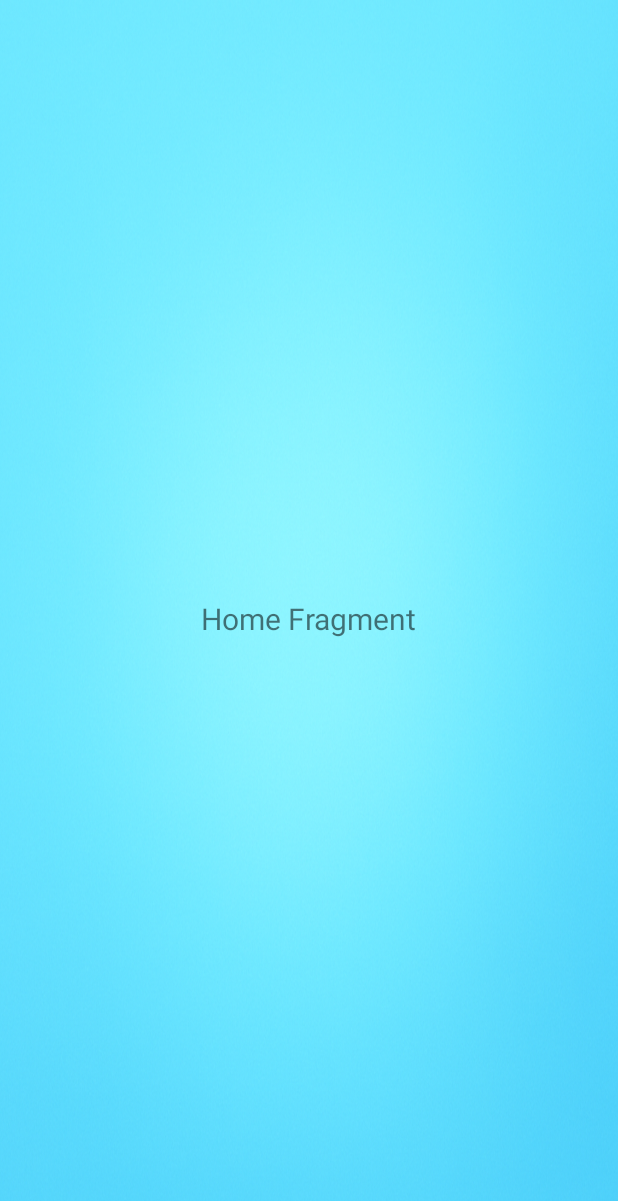
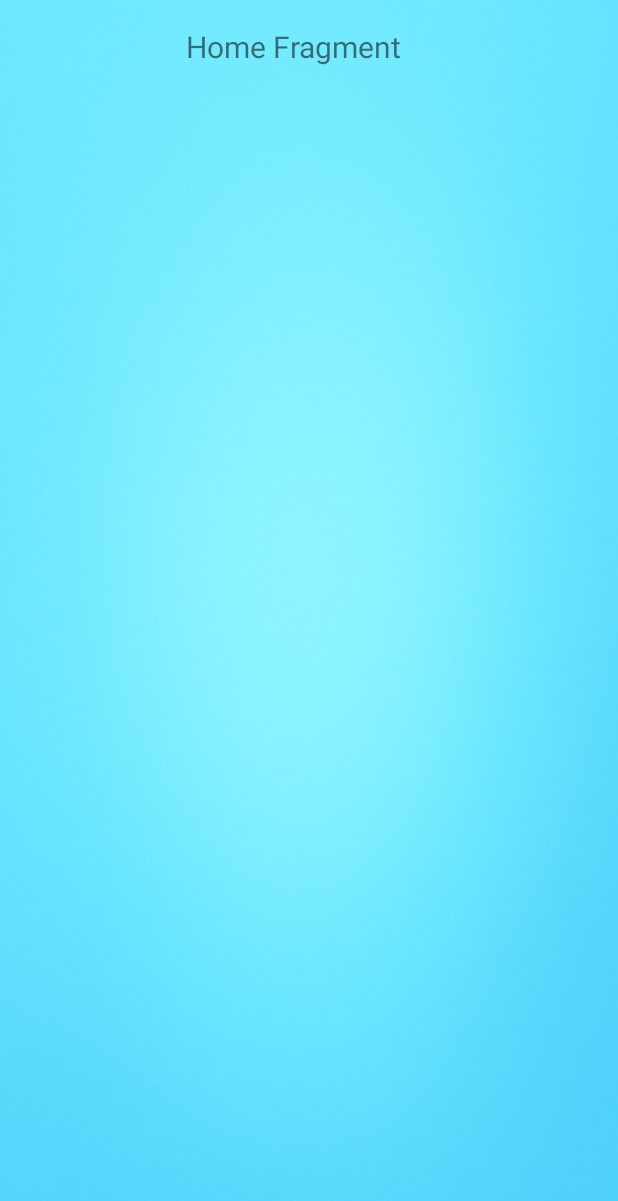
Before and after one commit to Nandhakumar-Na/adhashsample, an Android app built with Jetpack Compose: the layout fragment_home.xml on its own in the app's theme, with its tools: preview values and no code run, on a phone screen of 412 x 824 dp. Shown: the top 1201 px of the screen. Run offline under Robolectric (Android 15) with nearby library versions, the phone set to English and light mode, and no system bars.

Commit message:
first commit

```diff
--- a/app/src/main/java/com/app/viewpager/adapter/DashboardPagerAdapter.kt
+++ b/app/src/main/java/com/app/viewpager/adapter/DashboardPagerAdapter.kt
@@ -1,11 +1,12 @@
 package com.app.viewpager.adapter
+
 
 import androidx.fragment.app.Fragment
 import androidx.fragment.app.FragmentActivity
 import androidx.viewpager2.adapter.FragmentStateAdapter
-import com.app.viewpager.U.HomeFragment
 import com.app.viewpager.U.TasksFragment
 import com.app.viewpager.U.InsightsFragment
+import com.app.viewpager.U.HomeFragment
 
 class DashboardPagerAdapter(fragmentActivity: FragmentActivity) :
     FragmentStateAdapter(fragmentActivity) {
--- a/app/src/main/res/layout/fragment_home.xml
+++ b/app/src/main/res/layout/fragment_home.xml
@@ -7,14 +7,28 @@
     android:background="@drawable/neon_bg"
     tools:context=".U.HomeFragment">
 
+
     <TextView
         android:id="@+id/textHome"
         android:layout_width="wrap_content"
         android:layout_height="wrap_content"
         android:text="Home Fragment"
         android:textSize="20sp"
+        app:layout_constraintBottom_toBottomOf="parent"
+        app:layout_constraintEnd_toEndOf="parent"
+        app:layout_constraintHorizontal_bias="0.462"
+        app:layout_constraintStart_toStartOf="parent"
         app:layout_constraintTop_toTopOf="parent"
+        app:layout_constraintVertical_bias="0.022" />
+
+    <androidx.recyclerview.widget.RecyclerView
+        android:id="@+id/recyclerViewImages"
+        android:layout_width="0dp"
+        android:layout_height="0dp"
+        android:padding="8dp"
+        app:layout_constraintTop_toBottomOf="@id/textHome"
+        app:layout_constraintBottom_toBottomOf="parent"
         app:layout_constraintStart_toStartOf="parent"
         app:layout_constraintEnd_toEndOf="parent"
-        app:layout_constraintBottom_toBottomOf="parent"/>
+        tools:listitem="@layout/item_image" />
 </androidx.constraintlayout.widget.ConstraintLayout>
--- /dev/null
+++ b/app/src/main/res/layout/item_image.xml
@@ -0,0 +1,12 @@
+<?xml version="1.0" encoding="utf-8"?>
+<FrameLayout xmlns:android="http://schemas.android.com/apk/res/android"
+    android:layout_width="match_parent"
+    android:layout_height="120dp"
+    android:padding="4dp">
+
+    <ImageView
+        android:id="@+id/imageView"
+        android:layout_width="match_parent"
+        android:layout_height="match_parent"
+        android:scaleType="centerCrop" />
+</FrameLayout>
```
Also changed, not shown: app/src/main/java/com/app/viewpager/U/HomeFragment.kt (+34 -6 lines), app/src/main/java/com/app/viewpager/adapter/ImageAdapter.kt (added, +28 -0 lines), app/src/main/res/drawable/glowing.webp (added), app/src/main/res/drawable/ic_audio.png (added), app/src/main/res/drawable/ic_empty_box.png (added), app/src/main/res/drawable/ic_gallery.png (added), app/src/main/res/drawable/multi_icon.png (added), 1 other file.
